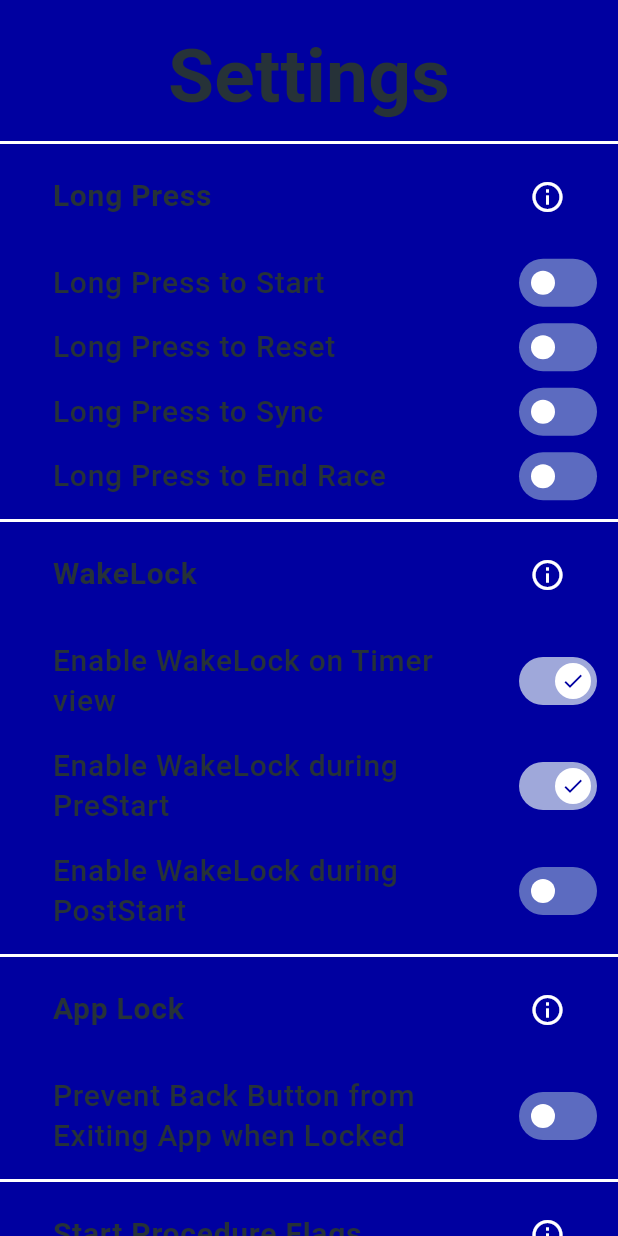
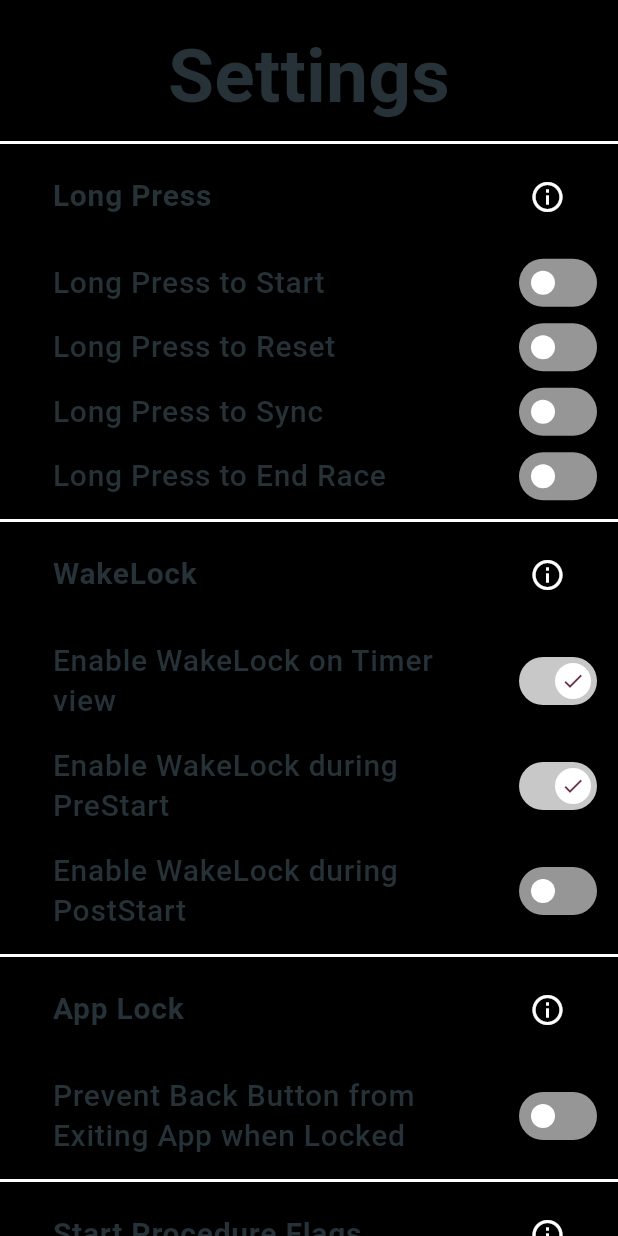
Before and after one commit to masus04/regatta-timer, a Flutter app: the SettingsView screen opened by its route, on a phone screen of 412 x 824 dp. Run offline on Flutter 3.47's test engine with Material 3 defaults, Android fonts, the phone set to English and light mode, and no system bars; our stand-ins replace awesome_notifications, copy_with_extension, flutter_hooks, flutter_svg, geolocator, google_fonts and 6 more; missing offline and left inert: wearable_rotary; accounts and stored records are empty; Roboto replaces fonts that are missing (Ubuntu).

Commit message:
Changed background color to black & replaced tooltips with alert dialogs

```diff
--- a/lib/views/settings/view_settings.dart
+++ b/lib/views/settings/view_settings.dart
@@ -16,7 +16,7 @@ class SettingsView extends HookConsumerWidget {
         label: "App Settings",
         hint: "Configure App settings such as controls, screen saver and available times",
         child: Scaffold(
-          backgroundColor: Theme.of(context).primaryColor,
+          backgroundColor: Colors.black,
           body: Scrollbar(
             child: ListView(
               padding: const EdgeInsets.only(top: 15),
@@ -97,7 +97,7 @@ class SettingsView extends HookConsumerWidget {
                   divider,
                   const SettingsTitle(
                     title: "Location",
-                    helpText: "Enable Location tracking in order to show boat speed and support additional Location features",
+                    helpText: "Enable Location tracking in order to show boat speed and support additional Location features.",
                   ),
                   BooleanSetting(
                     text: "Show boat speed",
@@ -108,7 +108,7 @@ class SettingsView extends HookConsumerWidget {
                 divider,
                 const SettingsTitle(
                   title: "Voice Notifications",
-                  helpText: "If enabled and supported by the device, voice notifications will announce the state of the timer at regular intervals.",
+                  helpText: "Announce the state of the timer at regular intervals using voice notifications.",
                 ),
                 BooleanSetting(
                   text: "Enable Voice Notifications",
@@ -118,9 +118,9 @@ class SettingsView extends HookConsumerWidget {
                 divider,
                 const SettingsTitle(
                   title: "Charly Mode",
-                  helpText: "Charly Mode is a training mode inspired by Charly Fernbach."
-                      "When activated, after each start the timer is restarted with half the time used for the previous start."
-                      "When Charly mode is enabled in the setting, it can be engaged in the Timer view",
+                  helpText: "Charly Mode is a training mode inspired by Charly Fernbach.\n"
+                      "When activated, after each start the timer is restarted with half the time used for the previous start.\n"
+                      "When Charly mode is enabled in the setting, it can be engaged in the Timer view.",
                 ),
                 BooleanSetting(
                   text: "Enable Charly Mode toggle",
@@ -170,19 +170,53 @@ class SettingsTitle extends StatelessWidget {
       contentPadding: const EdgeInsets.only(left: 35, right: 35, bottom: 8),
       title: Text(
         title,
+        textAlign: TextAlign.left,
         style: Theme.of(context).textTheme.labelMedium?.copyWith(
               fontWeight: FontWeight.bold,
             ),
       ),
-      trailing: Tooltip(
-        message: helpText,
-        triggerMode: TooltipTriggerMode.tap,
-        showDuration: const Duration(seconds: 4),
-        child: const Icon(
+      trailing: GestureDetector(
+        child: Icon(
           Icons.info_outline,
-          color: Colors.white,
+          color: Theme.of(context).colorScheme.onPrimary,
+        ),
+        onTap: () => showDialog(
+          context: context,
+          builder: (context) => SimpleDialog(
+            title: FittedBox(
+              child: Text(
+                title,
+                style: TextStyle(color: Theme.of(context).colorScheme.onPrimary),
+              ),
+            ),
+            children: [
+              Padding(
+                padding: const EdgeInsets.all(8),
+                child: Text(
+                  helpText,
+                  style: TextStyle(color: Theme.of(context).colorScheme.onPrimary),
+                ),
+              ),
+              IconButton(
+                onPressed: () => Navigator.of(context).pop(),
+                icon: Icon(
+                  Icons.check_circle_outline,
+                  color: Theme.of(context).colorScheme.onPrimary,
+                ),
+              ),
+            ],
+          ),
         ),
       ),
+      // Tooltip(
+      //   message: helpText,
+      //   // decoration: const BoxDecoration(),
+      //   padding: const EdgeInsets.symmetric(horizontal: 36),
+      //   // margin: const EdgeInsets.symmetric(horizontal: 20),
+      //   triggerMode: TooltipTriggerMode.tap,
+      //   showDuration: const Duration(seconds: 4),
+      //   child: Placeholder()
+      // ),
     );
   }
 }
--- a/lib/views/settings/widget_boolean_settings.dart
+++ b/lib/views/settings/widget_boolean_settings.dart
@@ -32,16 +32,16 @@ class BooleanSetting extends HookConsumerWidget {
         child: Switch(
           value: value,
           onChanged: onChanged,
-          activeTrackColor: Colors.indigo.shade200,
-          inactiveTrackColor: Colors.indigo.shade400,
+          activeColor: Colors.white,
+          inactiveTrackColor: Theme.of(context).colorScheme.onPrimary.withAlpha(150),
+          activeTrackColor: Theme.of(context).colorScheme.onPrimary.withAlpha(200),
           thumbColor: MaterialStateProperty.all(Theme.of(context).colorScheme.onPrimary),
           trackOutlineColor: MaterialStateProperty.all(Colors.transparent),
           thumbIcon: MaterialStateProperty.resolveWith<Icon?>(
             (Set<MaterialState> states) {
               if (states.contains(MaterialState.selected)) {
-                return Icon(
+                return const Icon(
                   Icons.check,
-                  color: Theme.of(context).colorScheme.primary,
                 );
               }
               return null;
--- a/pubspec.yaml
+++ b/pubspec.yaml
@@ -26,7 +26,6 @@ dependencies:
   shared_preferences: ^2.2.2
   vibration: ^1.8.4
   wakelock_plus: ^1.1.6
-  # wear: ^1.1.0
   wearable_rotary: ^2.0.2
 
 dev_dependencies:
```
